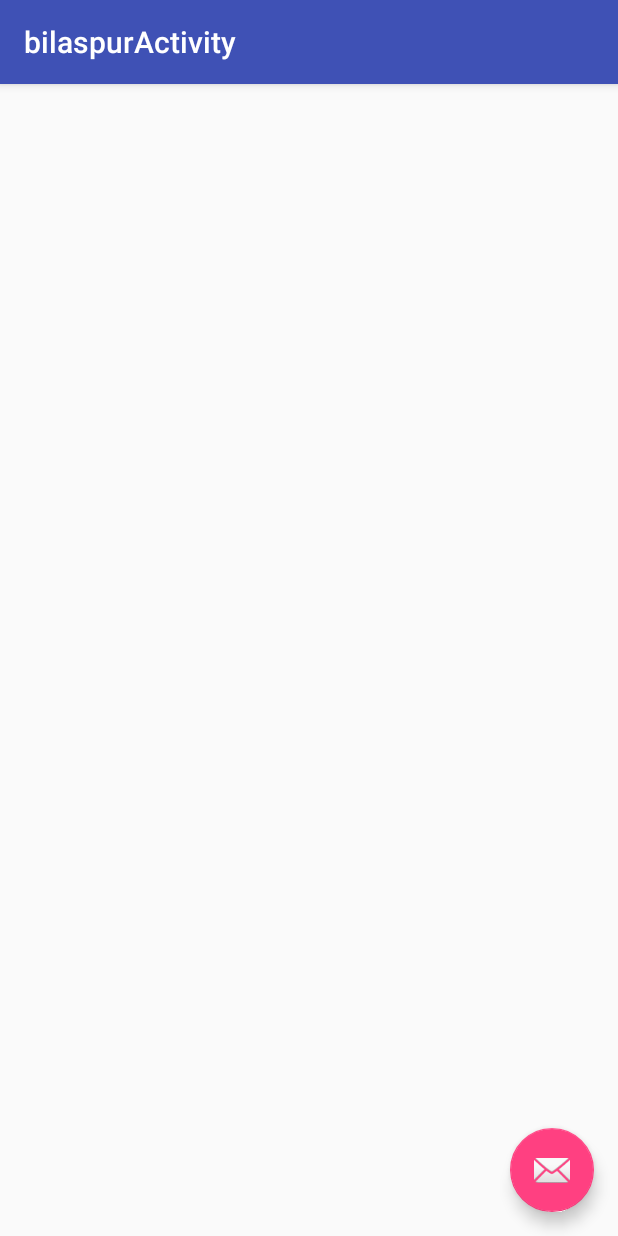
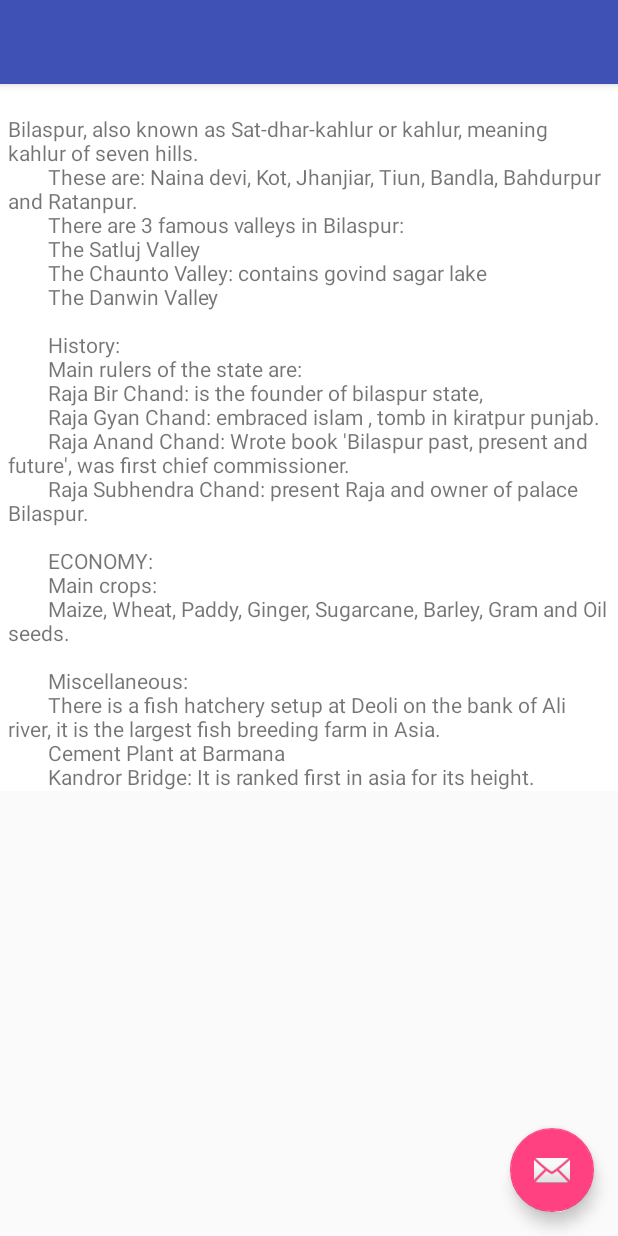
Before and after one commit to nitvirus/nit, an Android app: the bilaspurActivity screen opened directly, with no data from a screen before it, on a phone screen of 412 x 824 dp. Run offline under Robolectric (Android 15) with nearby library versions, the light colour scheme and no system bars.

Commit message:
v1- added river changes-v2

```diff
--- a/app/src/main/res/layout/activity_bilaspur.xml
+++ b/app/src/main/res/layout/activity_bilaspur.xml
@@ -6,13 +6,33 @@
     android:layout_height="match_parent"
     tools:context="com.nitvirus.android.himachalpradesh.bilaspurActivity">
 
+
+    <ScrollView
+        android:layout_width="match_parent"
+        android:layout_height="match_parent"
+
+        android:clipToPadding="false"
+        android:fillViewport="false"
+        android:scrollbarStyle="insideOverlay"
+        android:visibility="visible"
+        tools:layout_editor_absoluteX="0dp"
+        tools:layout_editor_absoluteY="16dp">
+
+        <RelativeLayout
+            android:layout_width="match_parent"
+            android:layout_height="match_parent"
+            android:background="#FFF"
+            tools:layout_editor_absoluteX="0dp"
+            tools:layout_editor_absoluteY="16dp">
+
             <android.support.design.widget.AppBarLayout
+                android:id="@+id/barlayoutid"
                 android:layout_width="match_parent"
                 android:layout_height="wrap_content"
                 android:theme="@style/AppTheme.AppBarOverlay">
 
                 <android.support.v7.widget.Toolbar
-            android:id="@+id/toolbar"
+                    android:id="@+id/bilaspurtoolbar"
                     android:layout_width="match_parent"
                     android:layout_height="?attr/actionBarSize"
                     android:background="?attr/colorPrimary"
@@ -21,6 +41,21 @@
             </android.support.design.widget.AppBarLayout>
 
             <include layout="@layout/content_bilaspur" />
+
+            <TextView
+                android:id="@+id/textView3"
+                android:layout_width="wrap_content"
+                android:layout_height="wrap_content"
+                android:layout_below="@+id/barlayoutid"
+                android:paddingEnd="5dp"
+                android:paddingLeft="5dp"
+                android:paddingRight="5dp"
+                android:paddingStart="5dp"
+                android:paddingTop="20dp"
+                android:text="@string/BilaspurDetails" />
+
+        </RelativeLayout>
+    </ScrollView>
 
     <android.support.design.widget.FloatingActionButton
         android:id="@+id/fab"
--- a/app/src/main/res/layout/activity_main.xml
+++ b/app/src/main/res/layout/activity_main.xml
@@ -79,6 +79,8 @@
                 android:layout_marginTop="22dp"
                 android:elevation="24dp"
                 android:gravity="top"
+                android:paddingLeft="5dp"
+                android:paddingRight="5dp"
                 android:text="Brief Introduction"
                 android:textAppearance="@style/TextAppearance.Widget.AppCompat.Toolbar.Title"
                 tools:layout_editor_absoluteX="6dp"
--- a/app/src/main/res/values/strings.xml
+++ b/app/src/main/res/values/strings.xml
@@ -115,4 +115,32 @@
                 13. The place near Dalhousie from where one can have a full view on a clear day of three main river of Himachal namely Beas ,Ravi and Chenab Dain Kund
      "
     </string>
+    <string name="BilaspurDetails">"Bilaspur, also known as Sat-dhar-kahlur or kahlur, meaning kahlur of seven hills.
+        These are: Naina devi, Kot, Jhanjiar, Tiun, Bandla, Bahdurpur and Ratanpur.
+        There are 3 famous valleys in Bilaspur:
+        The Satluj Valley
+        The Chaunto Valley: contains govind sagar lake
+        The Danwin Valley
+
+        History:
+        Main rulers of the state are:
+        Raja Bir Chand: is the founder of bilaspur state,
+        Raja Gyan Chand: embraced islam , tomb in kiratpur punjab.
+        Raja Anand Chand: Wrote book 'Bilaspur past, present and future', was first chief commissioner.
+        Raja Subhendra Chand: present Raja and owner of palace Bilaspur.
+
+        ECONOMY:
+        Main crops:
+        Maize, Wheat, Paddy, Ginger, Sugarcane, Barley, Gram and Oil seeds.
+
+        Miscellaneous:
+        There is a fish hatchery setup at Deoli on the bank of Ali river, it is the largest fish breeding farm in Asia.
+        Cement Plant at Barmana
+        Kandror Bridge: It is ranked first in asia for its height."
+
+
+
+
+    </string>
+
 </resources>
```
Lines whose indentation alone changed are shown as unchanged.
